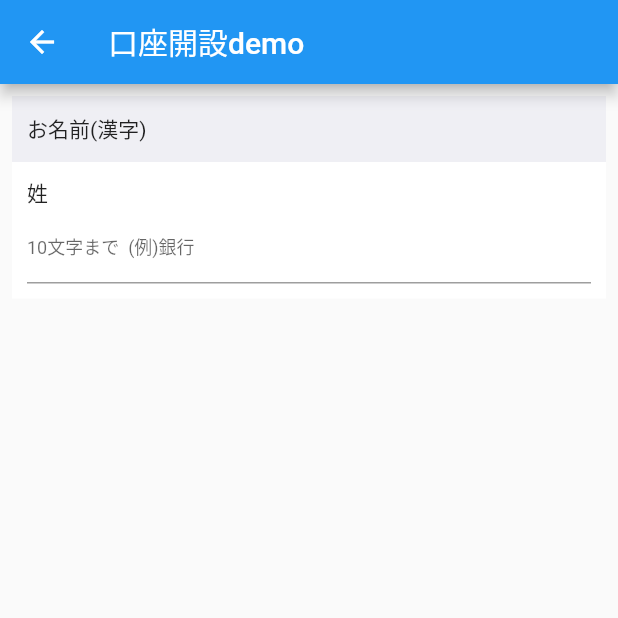
After one commit to PacteraWangCong/flutter_getx_demo, a Flutter app: the screen it shows after launch, after a tap on "口座開設 demo", on a phone screen of 412 x 824 dp, the top half of it. The commit adds this screen. Run offline on Flutter 3.47's test engine with Material 2 defaults, Android fonts, the phone set to English and light mode, and no system bars; our stand-ins replace flutter_easyloading, get.

Commit message:
FEAT: 口座开设demo 追加

```diff
--- /dev/null
+++ b/lib/page/account_demo_page.dart
@@ -0,0 +1,143 @@
+import 'package:flutter/material.dart';
+
+class AccountDemoPage extends StatelessWidget {
+  @override
+  Widget build(BuildContext context) {
+    return Scaffold(
+      appBar: AppBar(title: Text('口座開設demo')),
+      body: ListView(
+        children: [AccountGroupView()],
+      ),
+    );
+  }
+}
+
+class AccountGroupView extends StatelessWidget {
+
+  @override
+  Widget build(BuildContext context) {
+    return Padding(
+      padding: const EdgeInsets.all(8.0),
+      child: Column(
+        children: [
+          Container(
+            padding: EdgeInsets.only(left: 10, right: 10),
+            color: Color(0xFFEFEFF4),
+            height: 44,
+            child: Row(
+              children: [Text('お名前(漢字)')],
+            ),
+          ),
+          Container(
+            color: Colors.white,
+            padding: EdgeInsets.all(10),
+            child: Column(
+              crossAxisAlignment: CrossAxisAlignment.start,
+              children: [
+                Text('姓'),
+                SizedBox(height: 2),
+                MFTextField(
+                  controller: TextEditingController(),
+                  labelText: '10文字まで  (例)銀行',
+                  focusNode: FocusNode(),
+                  checkAction: (value) {
+                    if (value.isEmpty) {
+                      return '入力してください';
+                    }
+                    if (value.length < 10) {
+                      return '全角文字で入力してください';
+                    }
+                    return '';
+                  },
+                )
+              ],
+            ),
+          )
+        ],
+      ),
+    );
+  }
+}
+
+typedef CheckAction<T> = String Function(T value);
+
+enum TextFieldShowType { empty, error }
+
+class MFTextField extends StatefulWidget {
+  final TextEditingController controller;
+  final FocusNode focusNode;
+  final CheckAction<String> checkAction;
+  final String labelText;
+
+  const MFTextField({
+    Key key,
+    this.checkAction,
+    this.controller,
+    this.focusNode,
+    this.labelText,
+  }) : super(key: key);
+
+  @override
+  _MFTextFieldState createState() => _MFTextFieldState();
+}
+
+class _MFTextFieldState extends State<MFTextField> {
+  FocusNode _focusNode;
+  String _errorMsg = '';
+  TextFieldShowType _showType = TextFieldShowType.empty;
+
+  @override
+  void dispose() {
+    print('_MFTextFieldState  dispose');
+    super.dispose();
+  }
+
+  @override
+  void initState() {
+    _focusNode = widget.focusNode ?? FocusNode();
+    _focusNode.addListener(_focusNodeListener);
+    super.initState();
+  }
+
+  void _focusNodeListener() {
+    if (_focusNode.hasFocus) {
+      updateType(TextFieldShowType.empty);
+    } else {
+      // 焦点离开
+      if (widget.checkAction != null) {
+        _errorMsg = widget.checkAction(widget.controller.text);
+      } else {
+        _errorMsg = '';
+      }
+      if (_errorMsg != null && _errorMsg.isNotEmpty) {
+        updateType(TextFieldShowType.error);
+      } else {
+        updateType(TextFieldShowType.empty);
+      }
+    }
+  }
+
+  /// 更新状态
+  void updateType(TextFieldShowType type) {
+    setState(() {
+      _showType = type;
+    });
+  }
+
+  @override
+  Widget build(BuildContext context) {
+    return Container(
+      child: TextField(
+        focusNode: _focusNode,
+        controller: widget.controller ?? TextEditingController(),
+        style: TextStyle(fontSize: 18),
+        decoration: InputDecoration(
+          contentPadding: EdgeInsets.all(0),
+          labelText: widget.labelText,
+          labelStyle: TextStyle(fontSize: 12),
+          errorText: (_errorMsg.isEmpty || _showType == TextFieldShowType.empty) ? null : _errorMsg,
+        ),
+      ),
+    );
+  }
+}
--- a/lib/page/controller_demo_page.dart
+++ b/lib/page/controller_demo_page.dart
@@ -12,14 +12,14 @@ class ControllerDemoPage extends StatelessWidget {
       body: ListView(
         children: [
           HomeBtn(
-            title: 'conroller global',
+            title: 'controller global',
             description: '//演示一个作用全局的controller',
             clickedAction: () {
               AppRoutes.push(ControllerDemoAPage(global: true));
             },
           ),
           HomeBtn(
-            title: 'conroller not global',
+            title: 'controller not global',
             description: '//演示一个作用非全局的controller',
             clickedAction: () {
               AppRoutes.push(ControllerDemoAPage(global: false));
--- a/lib/page/home_page.dart
+++ b/lib/page/home_page.dart
@@ -4,6 +4,7 @@ import 'controller_demo_page.dart';
 import 'appear_demo_page.dart';
 import 'req_demo_page.dart';
 import 'widgets_demo_page.dart';
+import 'account_demo_page.dart';
 
 class HomePage extends StatelessWidget {
   @override
@@ -38,6 +39,13 @@ class HomePage extends StatelessWidget {
             description: '//Getx自带控件和自定义控件',
             clickedAction: () {
               AppRoutes.push(WidgetsDemoPage());
+            },
+          ),
+          HomeBtn(
+            title: '口座開設 demo',
+            description: '//口座開設 demo',
+            clickedAction: () {
+              AppRoutes.push(AccountDemoPage());
             },
           ),
         ],
```
